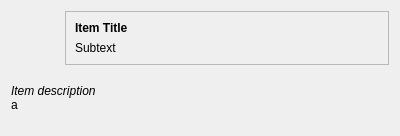
The window that assets/ui/tooltip.ui (pierce-smith1/aor) describes before a commit, drawn with Qt 5.
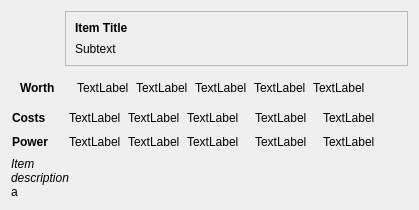
The same window after the commit. Icons and pictures are not drawn.

Patch:
```diff
--- a/assets/ui/tooltip.ui
+++ b/assets/ui/tooltip.ui
@@ -2,16 +2,19 @@
 <ui version="4.0">
  <class>Tooltip</class>
  <widget class="QWidget" name="Tooltip">
+  <property name="enabled">
+   <bool>true</bool>
+  </property>
   <property name="geometry">
    <rect>
     <x>0</x>
     <y>0</y>
-    <width>400</width>
-    <height>136</height>
+    <width>419</width>
+    <height>210</height>
    </rect>
   </property>
   <property name="sizePolicy">
-   <sizepolicy hsizetype="Preferred" vsizetype="Expanding">
+   <sizepolicy hsizetype="Minimum" vsizetype="Minimum">
     <horstretch>0</horstretch>
     <verstretch>0</verstretch>
    </sizepolicy>
@@ -25,32 +28,13 @@
   <property name="maximumSize">
    <size>
     <width>16777215</width>
-    <height>400</height>
+    <height>600</height>
    </size>
   </property>
   <property name="windowTitle">
    <string>Form</string>
   </property>
   <layout class="QGridLayout" name="gridLayout">
-   <item row="3" column="0" colspan="3">
-    <widget class="QLabel" name="item_description">
-     <property name="sizePolicy">
-      <sizepolicy hsizetype="Preferred" vsizetype="Minimum">
-       <horstretch>0</horstretch>
-       <verstretch>0</verstretch>
-      </sizepolicy>
-     </property>
-     <property name="text">
-      <string>&lt;i&gt;Item description&lt;/i&gt;&lt;br&gt;a</string>
-     </property>
-     <property name="textFormat">
-      <enum>Qt::RichText</enum>
-     </property>
-     <property name="scaledContents">
-      <bool>false</bool>
-     </property>
-    </widget>
-   </item>
    <item row="0" column="0">
     <widget class="QLabel" name="item_image">
      <property name="minimumSize">
@@ -73,8 +57,29 @@
      </property>
     </widget>
    </item>
-   <item row="0" column="1" colspan="2">
+   <item row="0" column="1">
     <widget class="QFrame" name="frame">
+     <property name="enabled">
+      <bool>true</bool>
+     </property>
+     <property name="sizePolicy">
+      <sizepolicy hsizetype="Preferred" vsizetype="Preferred">
+       <horstretch>0</horstretch>
+       <verstretch>0</verstretch>
+      </sizepolicy>
+     </property>
+     <property name="minimumSize">
+      <size>
+       <width>0</width>
+       <height>55</height>
+      </size>
+     </property>
+     <property name="maximumSize">
+      <size>
+       <width>16777215</width>
+       <height>55</height>
+      </size>
+     </property>
      <property name="frameShape">
       <enum>QFrame::StyledPanel</enum>
      </property>
@@ -105,6 +110,676 @@
      </layout>
     </widget>
    </item>
+   <item row="1" column="0" colspan="2">
+    <widget class="QWidget" name="resource_container" native="true">
+     <property name="minimumSize">
+      <size>
+       <width>0</width>
+       <height>25</height>
+      </size>
+     </property>
+     <layout class="QHBoxLayout" name="horizontalLayout">
+      <property name="spacing">
+       <number>0</number>
+      </property>
+      <item>
+       <widget class="QLabel" name="worth_text">
+        <property name="minimumSize">
+         <size>
+          <width>50</width>
+          <height>0</height>
+         </size>
+        </property>
+        <property name="maximumSize">
+         <size>
+          <width>40</width>
+          <height>16777215</height>
+         </size>
+        </property>
+        <property name="text">
+         <string>&lt;b&gt;Worth&lt;/b&gt; </string>
+        </property>
+       </widget>
+      </item>
+      <item>
+       <widget class="QLabel" name="stone_icon">
+        <property name="sizePolicy">
+         <sizepolicy hsizetype="Fixed" vsizetype="Preferred">
+          <horstretch>0</horstretch>
+          <verstretch>0</verstretch>
+         </sizepolicy>
+        </property>
+        <property name="maximumSize">
+         <size>
+          <width>16</width>
+          <height>16777215</height>
+         </size>
+        </property>
+        <property name="text">
+         <string/>
+        </property>
+        <property name="pixmap">
+         <pixmap resource="../../images.qrc">:/assets/img/icons/stone.png</pixmap>
+        </property>
+       </widget>
+      </item>
+      <item>
+       <widget class="QLabel" name="stone_text">
+        <property name="sizePolicy">
+         <sizepolicy hsizetype="Minimum" vsizetype="Preferred">
+          <horstretch>0</horstretch>
+          <verstretch>0</verstretch>
+         </sizepolicy>
+        </property>
+        <property name="text">
+         <string>TextLabel</string>
+        </property>
+       </widget>
+      </item>
+      <item>
+       <widget class="QLabel" name="metallic_icon">
+        <property name="maximumSize">
+         <size>
+          <width>16</width>
+          <height>16777215</height>
+         </size>
+        </property>
+        <property name="text">
+         <string/>
+        </property>
+        <property name="pixmap">
+         <pixmap resource="../../images.qrc">:/assets/img/icons/metallic.png</pixmap>
+        </property>
+       </widget>
+      </item>
+      <item>
+       <widget class="QLabel" name="metallic_text">
+        <property name="sizePolicy">
+         <sizepolicy hsizetype="Minimum" vsizetype="Preferred">
+          <horstretch>0</horstretch>
+          <verstretch>0</verstretch>
+         </sizepolicy>
+        </property>
+        <property name="text">
+         <string>TextLabel</string>
+        </property>
+       </widget>
+      </item>
+      <item>
+       <widget class="QLabel" name="crystal_icon">
+        <property name="maximumSize">
+         <size>
+          <width>16</width>
+          <height>16777215</height>
+         </size>
+        </property>
+        <property name="text">
+         <string/>
+        </property>
+        <property name="pixmap">
+         <pixmap resource="../../images.qrc">:/assets/img/icons/crystalline.png</pixmap>
+        </property>
+       </widget>
+      </item>
+      <item>
+       <widget class="QLabel" name="crystal_text">
+        <property name="sizePolicy">
+         <sizepolicy hsizetype="Minimum" vsizetype="Preferred">
+          <horstretch>0</horstretch>
+          <verstretch>0</verstretch>
+         </sizepolicy>
+        </property>
+        <property name="text">
+         <string>TextLabel</string>
+        </property>
+       </widget>
+      </item>
+      <item>
+       <widget class="QLabel" name="ruinc_icon">
+        <property name="sizePolicy">
+         <sizepolicy hsizetype="Fixed" vsizetype="Preferred">
+          <horstretch>0</horstretch>
+          <verstretch>0</verstretch>
+         </sizepolicy>
+        </property>
+        <property name="maximumSize">
+         <size>
+          <width>16</width>
+          <height>16777215</height>
+         </size>
+        </property>
+        <property name="text">
+         <string/>
+        </property>
+        <property name="pixmap">
+         <pixmap resource="../../images.qrc">:/assets/img/icons/runic.png</pixmap>
+        </property>
+       </widget>
+      </item>
+      <item>
+       <widget class="QLabel" name="ruinc_text">
+        <property name="sizePolicy">
+         <sizepolicy hsizetype="Minimum" vsizetype="Preferred">
+          <horstretch>0</horstretch>
+          <verstretch>0</verstretch>
+         </sizepolicy>
+        </property>
+        <property name="text">
+         <string>TextLabel</string>
+        </property>
+       </widget>
+      </item>
+      <item>
+       <widget class="QLabel" name="leafy_icon">
+        <property name="maximumSize">
+         <size>
+          <width>16</width>
+          <height>16777215</height>
+         </size>
+        </property>
+        <property name="text">
+         <string/>
+        </property>
+        <property name="pixmap">
+         <pixmap resource="../../images.qrc">:/assets/img/icons/leafy.png</pixmap>
+        </property>
+       </widget>
+      </item>
+      <item>
+       <widget class="QLabel" name="leafy_text">
+        <property name="sizePolicy">
+         <sizepolicy hsizetype="Expanding" vsizetype="Preferred">
+          <horstretch>0</horstretch>
+          <verstretch>0</verstretch>
+         </sizepolicy>
+        </property>
+        <property name="text">
+         <string>TextLabel</string>
+        </property>
+       </widget>
+      </item>
+     </layout>
+    </widget>
+   </item>
+   <item row="2" column="0" colspan="2">
+    <widget class="QWidget" name="cost_container" native="true">
+     <layout class="QHBoxLayout" name="horizontalLayout_2">
+      <property name="spacing">
+       <number>0</number>
+      </property>
+      <property name="leftMargin">
+       <number>1</number>
+      </property>
+      <property name="topMargin">
+       <number>1</number>
+      </property>
+      <property name="rightMargin">
+       <number>1</number>
+      </property>
+      <property name="bottomMargin">
+       <number>1</number>
+      </property>
+      <item>
+       <widget class="QLabel" name="costs_text">
+        <property name="sizePolicy">
+         <sizepolicy hsizetype="Preferred" vsizetype="Preferred">
+          <horstretch>0</horstretch>
+          <verstretch>0</verstretch>
+         </sizepolicy>
+        </property>
+        <property name="minimumSize">
+         <size>
+          <width>50</width>
+          <height>0</height>
+         </size>
+        </property>
+        <property name="maximumSize">
+         <size>
+          <width>40</width>
+          <height>16777215</height>
+         </size>
+        </property>
+        <property name="text">
+         <string>&lt;b&gt;Costs&lt;/b&gt;</string>
+        </property>
+        <property name="alignment">
+         <set>Qt::AlignLeading|Qt::AlignLeft|Qt::AlignVCenter</set>
+        </property>
+       </widget>
+      </item>
+      <item>
+       <widget class="QLabel" name="stone_cost_icon">
+        <property name="sizePolicy">
+         <sizepolicy hsizetype="Fixed" vsizetype="Preferred">
+          <horstretch>0</horstretch>
+          <verstretch>0</verstretch>
+         </sizepolicy>
+        </property>
+        <property name="maximumSize">
+         <size>
+          <width>16</width>
+          <height>16</height>
+         </size>
+        </property>
+        <property name="text">
+         <string/>
+        </property>
+        <property name="pixmap">
+         <pixmap resource="../../images.qrc">:/assets/img/icons/stone.png</pixmap>
+        </property>
+       </widget>
+      </item>
+      <item>
+       <widget class="QLabel" name="stone_cost_text">
+        <property name="sizePolicy">
+         <sizepolicy hsizetype="Minimum" vsizetype="Preferred">
+          <horstretch>0</horstretch>
+          <verstretch>0</verstretch>
+         </sizepolicy>
+        </property>
+        <property name="text">
+         <string>TextLabel</string>
+        </property>
+       </widget>
+      </item>
+      <item>
+       <widget class="QLabel" name="metallic_cost_icon">
+        <property name="sizePolicy">
+         <sizepolicy hsizetype="Fixed" vsizetype="Preferred">
+          <horstretch>0</horstretch>
+          <verstretch>0</verstretch>
+         </sizepolicy>
+        </property>
+        <property name="maximumSize">
+         <size>
+          <width>16</width>
+          <height>16</height>
+         </size>
+        </property>
+        <property name="text">
+         <string/>
+        </property>
+        <property name="pixmap">
+         <pixmap resource="../../images.qrc">:/assets/img/icons/metallic.png</pixmap>
+        </property>
+       </widget>
+      </item>
+      <item>
+       <widget class="QLabel" name="metallic_cost_text">
+        <property name="sizePolicy">
+         <sizepolicy hsizetype="Minimum" vsizetype="Preferred">
+          <horstretch>0</horstretch>
+          <verstretch>0</verstretch>
+         </sizepolicy>
+        </property>
+        <property name="text">
+         <string>TextLabel</string>
+        </property>
+       </widget>
+      </item>
+      <item>
+       <widget class="QLabel" name="crystalline_cost_icon">
+        <property name="sizePolicy">
+         <sizepolicy hsizetype="Fixed" vsizetype="Preferred">
+          <horstretch>0</horstretch>
+          <verstretch>0</verstretch>
+         </sizepolicy>
+        </property>
+        <property name="maximumSize">
+         <size>
+          <width>16</width>
+          <height>16</height>
+         </size>
+        </property>
+        <property name="text">
+         <string/>
+        </property>
+        <property name="pixmap">
+         <pixmap resource="../../images.qrc">:/assets/img/icons/crystalline.png</pixmap>
+        </property>
+       </widget>
+      </item>
+      <item>
+       <widget class="QLabel" name="crystalline_cost_text">
+        <property name="sizePolicy">
+         <sizepolicy hsizetype="Minimum" vsizetype="Preferred">
+          <horstretch>0</horstretch>
+          <verstretch>0</verstretch>
+         </sizepolicy>
+        </property>
+        <property name="text">
+         <string>TextLabel</string>
+        </property>
+       </widget>
+      </item>
+      <item>
+       <widget class="QLabel" name="runic_cost_icon">
+        <property name="sizePolicy">
+         <sizepolicy hsizetype="Fixed" vsizetype="Preferred">
+          <horstretch>0</horstretch>
+          <verstretch>0</verstretch>
+         </sizepolicy>
+        </property>
+        <property name="minimumSize">
+         <size>
+          <width>16</width>
+          <height>16</height>
+         </size>
+        </property>
+        <property name="maximumSize">
+         <size>
+          <width>16</width>
+          <height>16</height>
+         </size>
+        </property>
+        <property name="text">
+         <string/>
+        </property>
+        <property name="pixmap">
+         <pixmap resource="../../images.qrc">:/assets/img/icons/runic.png</pixmap>
+        </property>
+       </widget>
+      </item>
+      <item>
+       <widget class="QLabel" name="runic_cost_text">
+        <property name="sizePolicy">
+         <sizepolicy hsizetype="Minimum" vsizetype="Preferred">
+          <horstretch>0</horstretch>
+          <verstretch>0</verstretch>
+         </sizepolicy>
+        </property>
+        <property name="text">
+         <string>TextLabel</string>
+        </property>
+       </widget>
+      </item>
+      <item>
+       <widget class="QLabel" name="leafy_cost_icon">
+        <property name="sizePolicy">
+         <sizepolicy hsizetype="Fixed" vsizetype="Preferred">
+          <horstretch>0</horstretch>
+          <verstretch>0</verstretch>
+         </sizepolicy>
+        </property>
+        <property name="minimumSize">
+         <size>
+          <width>16</width>
+          <height>16</height>
+         </size>
+        </property>
+        <property name="text">
+         <string/>
+        </property>
+        <property name="pixmap">
+         <pixmap resource="../../images.qrc">:/assets/img/icons/leafy.png</pixmap>
+        </property>
+       </widget>
+      </item>
+      <item>
+       <widget class="QLabel" name="leafy_cost_text">
+        <property name="sizePolicy">
+         <sizepolicy hsizetype="Expanding" vsizetype="Preferred">
+          <horstretch>0</horstretch>
+          <verstretch>0</verstretch>
+         </sizepolicy>
+        </property>
+        <property name="text">
+         <string>TextLabel</string>
+        </property>
+       </widget>
+      </item>
+     </layout>
+    </widget>
+   </item>
+   <item row="3" column="0" colspan="2">
+    <widget class="QWidget" name="power_container" native="true">
+     <layout class="QHBoxLayout" name="horizontalLayout_3">
+      <property name="spacing">
+       <number>0</number>
+      </property>
+      <property name="leftMargin">
+       <number>1</number>
+      </property>
+      <property name="topMargin">
+       <number>1</number>
+      </property>
+      <property name="rightMargin">
+       <number>1</number>
+      </property>
+      <property name="bottomMargin">
+       <number>1</number>
+      </property>
+      <item>
+       <widget class="QLabel" name="power_text">
+        <property name="sizePolicy">
+         <sizepolicy hsizetype="Preferred" vsizetype="Preferred">
+          <horstretch>0</horstretch>
+          <verstretch>0</verstretch>
+         </sizepolicy>
+        </property>
+        <property name="minimumSize">
+         <size>
+          <width>50</width>
+          <height>0</height>
+         </size>
+        </property>
+        <property name="maximumSize">
+         <size>
+          <width>40</width>
+          <height>16777215</height>
+         </size>
+        </property>
+        <property name="text">
+         <string>&lt;b&gt;Power&lt;/b&gt;</string>
+        </property>
+        <property name="alignment">
+         <set>Qt::AlignLeading|Qt::AlignLeft|Qt::AlignVCenter</set>
+        </property>
+       </widget>
+      </item>
+      <item>
+       <widget class="QLabel" name="stone_power_icon">
+        <property name="sizePolicy">
+         <sizepolicy hsizetype="Fixed" vsizetype="Preferred">
+          <horstretch>0</horstretch>
+          <verstretch>0</verstretch>
+         </sizepolicy>
+        </property>
+        <property name="maximumSize">
+         <size>
+          <width>16</width>
+          <height>16</height>
+         </size>
+        </property>
+        <property name="text">
+         <string/>
+        </property>
+        <property name="pixmap">
+         <pixmap resource="../../images.qrc">:/assets/img/icons/stone.png</pixmap>
+        </property>
+       </widget>
+      </item>
+      <item>
+       <widget class="QLabel" name="stone_power_text">
+        <property name="sizePolicy">
+         <sizepolicy hsizetype="Minimum" vsizetype="Preferred">
+          <horstretch>0</horstretch>
+          <verstretch>0</verstretch>
+         </sizepolicy>
+        </property>
+        <property name="text">
+         <string>TextLabel</string>
+        </property>
+       </widget>
+      </item>
+      <item>
+       <widget class="QLabel" name="metallic_power_icon">
+        <property name="sizePolicy">
+         <sizepolicy hsizetype="Fixed" vsizetype="Preferred">
+          <horstretch>0</horstretch>
+          <verstretch>0</verstretch>
+         </sizepolicy>
+        </property>
+        <property name="maximumSize">
+         <size>
+          <width>16</width>
+          <height>16</height>
+         </size>
+        </property>
+        <property name="text">
+         <string/>
+        </property>
+        <property name="pixmap">
+         <pixmap resource="../../images.qrc">:/assets/img/icons/metallic.png</pixmap>
+        </property>
+       </widget>
+      </item>
+      <item>
+       <widget class="QLabel" name="metallic_power_text">
+        <property name="sizePolicy">
+         <sizepolicy hsizetype="Minimum" vsizetype="Preferred">
+          <horstretch>0</horstretch>
+          <verstretch>0</verstretch>
+         </sizepolicy>
+        </property>
+        <property name="text">
+         <string>TextLabel</string>
+        </property>
+       </widget>
+      </item>
+      <item>
+       <widget class="QLabel" name="crystalline_power_icon">
+        <property name="sizePolicy">
+         <sizepolicy hsizetype="Fixed" vsizetype="Preferred">
+          <horstretch>0</horstretch>
+          <verstretch>0</verstretch>
+         </sizepolicy>
+        </property>
+        <property name="maximumSize">
+         <size>
+          <width>16</width>
+          <height>16</height>
+         </size>
+        </property>
+        <property name="text">
+         <string/>
+        </property>
+        <property name="pixmap">
+         <pixmap resource="../../images.qrc">:/assets/img/icons/crystalline.png</pixmap>
+        </property>
+       </widget>
+      </item>
+      <item>
+       <widget class="QLabel" name="crystalline_power_text">
+        <property name="sizePolicy">
+         <sizepolicy hsizetype="Minimum" vsizetype="Preferred">
+          <horstretch>0</horstretch>
+          <verstretch>0</verstretch>
+         </sizepolicy>
+        </property>
+        <property name="text">
+         <string>TextLabel</string>
+        </property>
+       </widget>
+      </item>
+      <item>
+       <widget class="QLabel" name="runic_power_icon">
+        <property name="sizePolicy">
+         <sizepolicy hsizetype="Fixed" vsizetype="Preferred">
+          <horstretch>0</horstretch>
+          <verstretch>0</verstretch>
+         </sizepolicy>
+        </property>
+        <property name="minimumSize">
+         <size>
+          <width>16</width>
+          <height>16</height>
+         </size>
+        </property>
+        <property name="maximumSize">
+         <size>
+          <width>16</width>
+          <height>16</height>
+         </size>
+        </property>
+        <property name="text">
+         <string/>
+        </property>
+        <property name="pixmap">
+         <pixmap resource="../../images.qrc">:/assets/img/icons/runic.png</pixmap>
+        </property>
+       </widget>
+      </item>
+      <item>
+       <widget class="QLabel" name="runic_power_text">
+        <property name="sizePolicy">
+         <sizepolicy hsizetype="Minimum" vsizetype="Preferred">
+          <horstretch>0</horstretch>
+          <verstretch>0</verstretch>
+         </sizepolicy>
+        </property>
+        <property name="text">
+         <string>TextLabel</string>
+        </property>
+       </widget>
+      </item>
+      <item>
+       <widget class="QLabel" name="leafy_power_icon">
+        <property name="sizePolicy">
+         <sizepolicy hsizetype="Fixed" vsizetype="Preferred">
+          <horstretch>0</horstretch>
+          <verstretch>0</verstretch>
+         </sizepolicy>
+        </property>
+        <property name="minimumSize">
+         <size>
+          <width>16</width>
+          <height>16</height>
+         </size>
+        </property>
+        <property name="text">
+         <string/>
+        </property>
+        <property name="pixmap">
+         <pixmap resource="../../images.qrc">:/assets/img/icons/leafy.png</pixmap>
+        </property>
+       </widget>
+      </item>
+      <item>
+       <widget class="QLabel" name="leafy_power_text">
+        <property name="sizePolicy">
+         <sizepolicy hsizetype="Expanding" vsizetype="Preferred">
+          <horstretch>0</horstretch>
+          <verstretch>0</verstretch>
+         </sizepolicy>
+        </property>
+        <property name="text">
+         <string>TextLabel</string>
+        </property>
+       </widget>
+      </item>
+     </layout>
+    </widget>
+   </item>
+   <item row="4" column="0" colspan="2">
+    <widget class="QLabel" name="item_description">
+     <property name="sizePolicy">
+      <sizepolicy hsizetype="Minimum" vsizetype="Minimum">
+       <horstretch>0</horstretch>
+       <verstretch>0</verstretch>
+      </sizepolicy>
+     </property>
+     <property name="text">
+      <string>&lt;i&gt;Item &lt;br&gt;description&lt;/i&gt;&lt;br&gt;a</string>
+     </property>
+     <property name="textFormat">
+      <enum>Qt::RichText</enum>
+     </property>
+     <property name="scaledContents">
+      <bool>false</bool>
+     </property>
+    </widget>
+   </item>
   </layout>
  </widget>
  <resources/>
```
Left out of the diff: 7 changed lines with no effect on the pictures.
